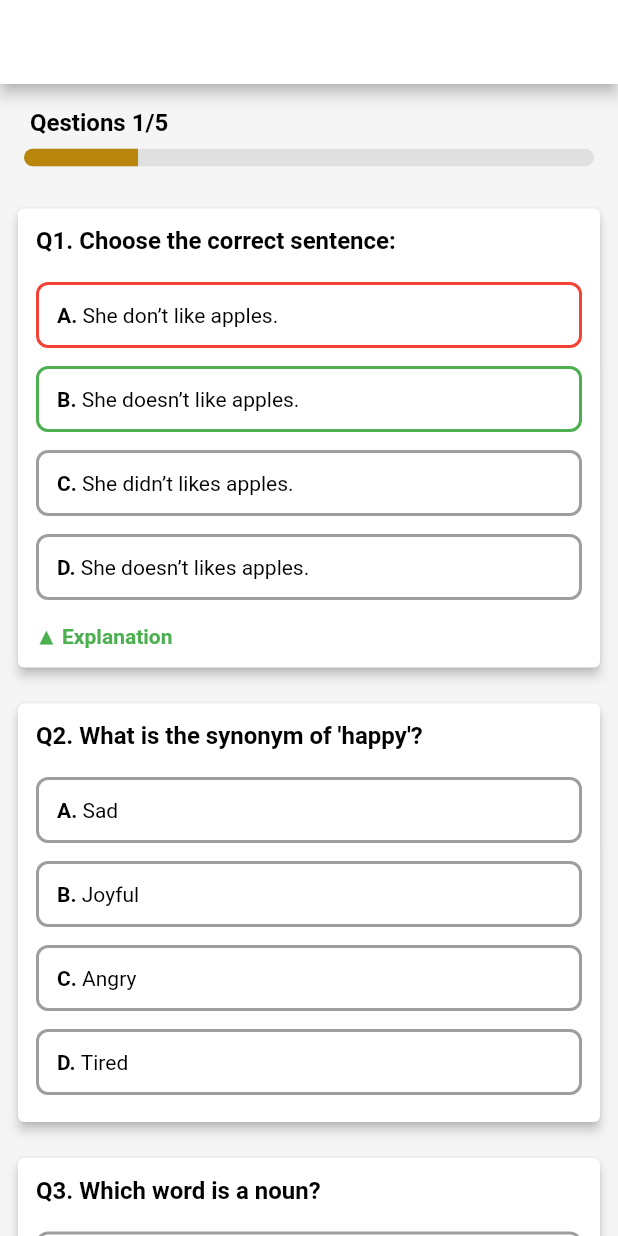
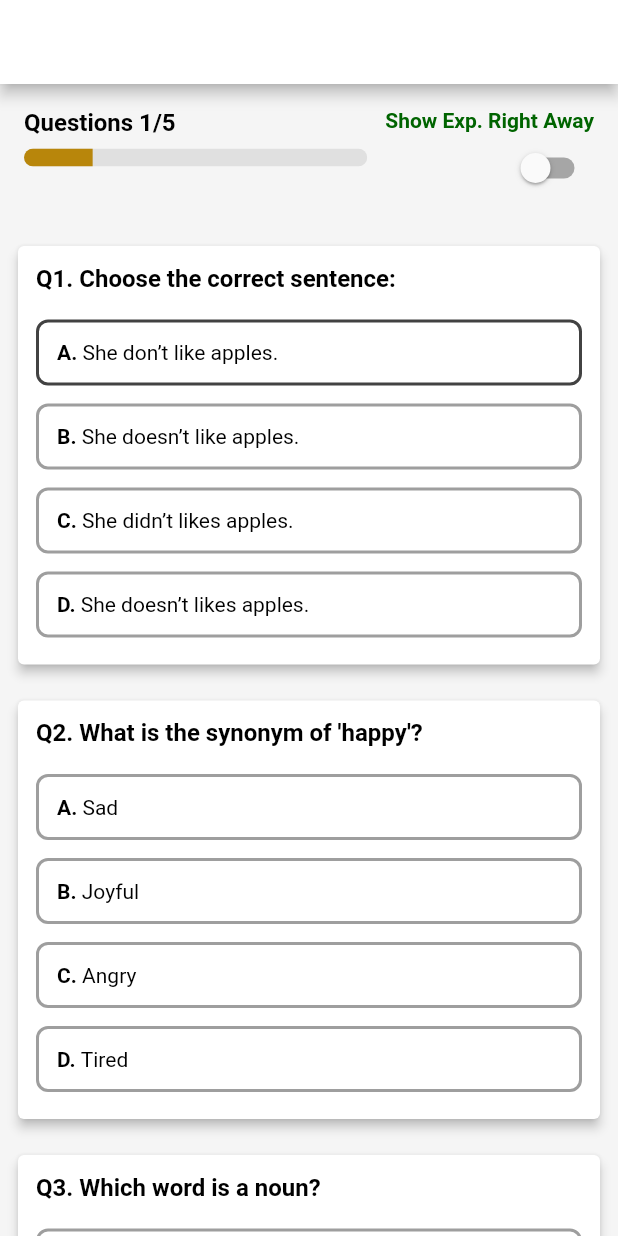
Before and after one commit to sparksystems-sat/ExtremePlus, a Flutter app: the QuizPage screen opened directly, after a tap on "A.", on a phone screen of 412 x 824 dp. Run offline on Flutter 3.47's test engine with Material 3 defaults, Android fonts, the light colour scheme and no system bars; our stand-ins replace animated_background, carousel_slider, flutter_animate, flutter_bloc, font_awesome_flutter, shared_preferences and 1 more; accounts and stored records are empty; network calls fail.

Commit message:
some changes

```diff
--- /dev/null
+++ b/lib/screen/exam_page.dart
@@ -0,0 +1,317 @@
+import 'package:flutter/material.dart';
+
+class QuizPage extends StatefulWidget {
+  const QuizPage({Key? key}) : super(key: key);
+
+  @override
+  State<QuizPage> createState() => _QuizPageState();
+}
+
+class _QuizPageState extends State<QuizPage> {
+  int answeredCount = 0;
+  bool showAllExplanations = false;
+
+  final ScrollController _scrollController = ScrollController();
+  bool _showSubmitButton = false;
+
+  final List<Map<String, dynamic>> questions = [
+    {
+      "question": "Choose the correct sentence:",
+      "options": [
+        "She don’t like apples.",
+        "She doesn’t like apples.",
+        "She didn’t likes apples.",
+        "She doesn’t likes apples.",
+      ],
+      "answer": 1,
+      "explanation":
+          "Correct: 'She doesn’t like apples.' because 'doesn't' is used with base verb.",
+    },
+    {
+      "question": "What is the synonym of 'happy'?",
+      "options": ["Sad", "Joyful", "Angry", "Tired"],
+      "answer": 1,
+      "explanation": "'Joyful' is the closest synonym of 'happy'.",
+    },
+    {
+      "question": "Which word is a noun?",
+      "options": ["Run", "Quickly", "Book", "Blue"],
+      "answer": 2,
+      "explanation":
+          "'Book' is a noun. The others are verb, adverb, and adjective.",
+    },
+    {
+      "question": "Which sentence is in past tense?",
+      "options": [
+        "I go to school.",
+        "I will go to school.",
+        "I went to school.",
+        "I am going to school.",
+      ],
+      "answer": 2,
+      "explanation": "'I went to school.' is past tense.",
+    },
+    {
+      "question": "What is the opposite of 'difficult'?",
+      "options": ["Easy", "Hard", "Complicated", "Tough"],
+      "answer": 0,
+      "explanation": "The opposite of 'difficult' is 'easy'.",
+    },
+  ];
+
+  final Map<int, int> selectedAnswers = {};
+  final Map<int, bool> showExplanation = {};
+
+  void selectAnswer(int qIndex, int optionIndex) {
+    if (selectedAnswers.containsKey(qIndex)) return;
+
+    setState(() {
+      selectedAnswers[qIndex] = optionIndex;
+      answeredCount++;
+    });
+  }
+
+  void toggleExplanation(int qIndex) {
+    setState(() {
+      showExplanation[qIndex] = !(showExplanation[qIndex] ?? false);
+    });
+  }
+
+  void toggleAllExplanations(bool value) {
+    setState(() {
+      showAllExplanations = value;
+      for (int i = 0; i < questions.length; i++) {
+        showExplanation[i] = value;
+      }
+    });
+  }
+
+  void showExplanationsOnly() {
+    setState(() {
+      showAllExplanations = true; // enables feedback logic
+      for (int i = 0; i < questions.length; i++) {
+        showExplanation[i] = true;
+      }
+    });
+  }
+
+  @override
+  void initState() {
+    super.initState();
+
+    _scrollController.addListener(() {
+      if (_scrollController.offset > 50 && !_showSubmitButton) {
+        setState(() {
+          _showSubmitButton = true;
+        });
+      } else if (_scrollController.offset <= 50 && _showSubmitButton) {
+        setState(() {
+          _showSubmitButton = false;
+        });
+      }
+    });
+  }
+
+  @override
+  void dispose() {
+    _scrollController.dispose();
+    super.dispose();
+  }
+
+  @override
+  Widget build(BuildContext context) {
+    double progress = answeredCount / questions.length;
+
+    return Scaffold(
+      appBar: AppBar(title: const Text("Quiz"), centerTitle: true),
+      body: Column(
+        children: [
+          // Progress + Toggle Section
+          Padding(
+            padding: const EdgeInsets.all(16.0),
+            child: Row(
+              crossAxisAlignment: CrossAxisAlignment.start, // ✅ aligns tops
+              children: [
+                // Left side
+                Expanded(
+                  child: Column(
+                    crossAxisAlignment: CrossAxisAlignment.start,
+                    children: [
+                      Text(
+                        "Questions $answeredCount/${questions.length}",
+                        style: const TextStyle(
+                          fontWeight: FontWeight.bold,
+                          fontSize: 16,
+                        ),
+                      ),
+                      const SizedBox(height: 8),
+                      ClipRRect(
+                        borderRadius: BorderRadius.circular(12),
+                        child: LinearProgressIndicator(
+                          value: progress,
+                          minHeight: 12,
+                          backgroundColor: Colors.grey[300],
+                          color: const Color(0xFFB8860B),
+                        ),
+                      ),
+                    ],
+                  ),
+                ),
+
+                const SizedBox(width: 12),
+
+                // Right side
+                Column(
+                  crossAxisAlignment: CrossAxisAlignment.end,
+                  children: [
+                    const Text(
+                      "Show Exp. Right Away",
+                      style: TextStyle(
+                        fontWeight: FontWeight.bold,
+                        fontSize: 14,
+                        color: Color(0xFF006400),
+                      ),
+                    ),
+                    Switch(
+                      value: showAllExplanations,
+                      activeColor: const Color(0xFF006400),
+                      onChanged: toggleAllExplanations,
+                    ),
+                  ],
+                ),
+              ],
+            ),
+          ),
+
+          // Quiz Questions List
+          Expanded(
+            child: ListView.builder(
+              controller: _scrollController,
+              itemCount: questions.length,
+              itemBuilder: (context, qIndex) {
+                final question = questions[qIndex];
+                final List<String> options = List<String>.from(
+                  question["options"],
+                );
+                final correctIndex =
+                    int.tryParse(question["answer"].toString()) ?? 0;
+                final selectedIndex = selectedAnswers[qIndex];
+
+                return Card(
+                  margin: const EdgeInsets.all(12),
+                  elevation: 3,
+                  child: Padding(
+                    padding: const EdgeInsets.all(12.0),
+                    child: Column(
+                      crossAxisAlignment: CrossAxisAlignment.start,
+                      children: [
+                        // Question Text
+                        Text(
+                          "Q${qIndex + 1}. ${question['question']}",
+                          style: const TextStyle(
+                            fontSize: 16,
+                            fontWeight: FontWeight.bold,
+                          ),
+                        ),
+                        const SizedBox(height: 12),
+
+                        // Options
+                        ...List.generate(options.length, (optIndex) {
+                          final option = options[optIndex];
+
+                          Color borderColor = Colors.grey;
+
+                          if (selectedIndex != null) {
+                            if (showAllExplanations) {
+                              if (optIndex == selectedIndex) {
+                                borderColor =
+                                    (optIndex == correctIndex)
+                                        ? Colors.green
+                                        : Colors.red;
+                              } else if (optIndex == correctIndex) {
+                                borderColor = Colors.green;
+                              }
+                            } else {
+                              if (optIndex == selectedIndex) {
+                                borderColor = Colors.grey.shade800;
+                              }
+                            }
+                          }
+
+                          return GestureDetector(
+                            onTap: () => selectAnswer(qIndex, optIndex),
+                            child: Container(
+                              margin: const EdgeInsets.symmetric(vertical: 6),
+                              padding: const EdgeInsets.all(12),
+                              decoration: BoxDecoration(
+                                border: Border.all(
+                                  color: borderColor,
+                                  width: 2,
+                                ),
+                                borderRadius: BorderRadius.circular(8),
+                              ),
+                              child: Row(
+                                children: [
+                                  Text(
+                                    "${String.fromCharCode(65 + optIndex)}. ",
+                                    style: const TextStyle(
+                                      fontWeight: FontWeight.bold,
+                                    ),
+                                  ),
+                                  Expanded(child: Text(option)),
+                                ],
+                              ),
+                            ),
+                          );
+                        }),
+
+                        if (selectedIndex != null && showAllExplanations) ...[
+                          const SizedBox(height: 8),
+
+                          GestureDetector(
+                            onTap: () => toggleExplanation(qIndex),
+                            child: Text(
+                              (showExplanation[qIndex] ?? false)
+                                  ? "▼ Explanation"
+                                  : "▲ Explanation",
+                              style: const TextStyle(
+                                fontWeight: FontWeight.bold,
+                                color: Colors.green,
+                              ),
+                            ),
+                          ),
+
+                          if (showExplanation[qIndex] ?? false)
+                            Padding(
+                              padding: const EdgeInsets.only(top: 8.0),
+                              child: Text(
+                                question["explanation"],
+                                style: TextStyle(
+                                  fontSize: 14,
+                                  color: Colors.green.shade900,
+                                ),
+                              ),
+                            ),
+                        ],
+                      ],
+                    ),
+                  ),
+                );
+              },
+            ),
+          ),
+        ],
+      ),
+
+      // Floating Button for Submit
+      floatingActionButton:
+          (_showSubmitButton && selectedAnswers.isNotEmpty)
+              ? FloatingActionButton.extended(
+                backgroundColor: Colors.lightBlue,
+                onPressed: showExplanationsOnly,
+                label: const Text("Submit Answers(s)"),
+              )
+              : null,
+    );
+  }
+}
--- a/lib/screen/exam_subjects.dart
+++ b/lib/screen/exam_subjects.dart
@@ -4,7 +4,7 @@ import 'package:exam_practice_app/widgets/subject_card.dart';
 import 'package:exam_practice_app/l10n/language_constants.dart';
 import 'package:exam_practice_app/widgets/big_text.dart';
 import 'package:flutter_animate/flutter_animate.dart';
-import 'package:exam_practice_app/screen/quize_page.dart';
+import 'package:exam_practice_app/screen/exam_page.dart';
 
 
 class ExamSubjectsPage extends StatefulWidget {
--- a/lib/screen/quize_page.dart
+++ /dev/null
@@ -1,238 +0,0 @@
-import 'package:flutter/material.dart';
-
-class QuizPage extends StatefulWidget {
-  const QuizPage({Key? key}) : super(key: key);
-
-  @override
-  State<QuizPage> createState() => _QuizPageState();
-}
-
-class _QuizPageState extends State<QuizPage> {
-  int answeredCount = 0;
-
-  final List<Map<String, dynamic>> questions = [
-    {
-      "question": "Choose the correct sentence:",
-      "options": [
-        "She don’t like apples.",
-        "She doesn’t like apples.",
-        "She didn’t likes apples.",
-        "She doesn’t likes apples."
-      ],
-      "answer": 1,
-      "explanation":
-          "Correct: 'She doesn’t like apples.' because 'doesn't' is used with base verb."
-    },
-    {
-      "question": "What is the synonym of 'happy'?",
-      "options": ["Sad", "Joyful", "Angry", "Tired"],
-      "answer": 1,
-      "explanation": "'Joyful' is the closest synonym of 'happy'."
-    },
-    {
-      "question": "Which word is a noun?",
-      "options": ["Run", "Quickly", "Book", "Blue"],
-      "answer": 2,
-      "explanation":
-          "'Book' is a noun. The others are verb, adverb, and adjective."
-    },
-    {
-      "question": "Which sentence is in past tense?",
-      "options": [
-        "I go to school.",
-        "I will go to school.",
-        "I went to school.",
-        "I am going to school."
-      ],
-      "answer": 2,
-      "explanation": "'I went to school.' is past tense."
-    },
-    {
-      "question": "What is the opposite of 'difficult'?",
-      "options": ["Easy", "Hard", "Complicated", "Tough"],
-      "answer": 0,
-      "explanation": "The opposite of 'difficult' is 'easy'."
-    },
-  ];
-
-  final Map<int, int> selectedAnswers = {};
-  final Map<int, bool> showExplanation = {};
-
-  void selectAnswer(int qIndex, int optionIndex) {
-    if (selectedAnswers.containsKey(qIndex)) return; // lock after answering
-
-    setState(() {
-      selectedAnswers[qIndex] = optionIndex;
-      answeredCount++;
-    });
-  }
-
-  void toggleExplanation(int qIndex) {
-    setState(() {
-      showExplanation[qIndex] = !(showExplanation[qIndex] ?? false);
-    });
-  }
-
-  @override
-  Widget build(BuildContext context) {
-    double progress = answeredCount / questions.length;
-
-    return Scaffold(
-      appBar: AppBar(
-        title: const Text("Quiz"),
-        centerTitle: true,
-      ),
-      body: Column(
-        children: [
-          // Padding(
-          //   padding: const EdgeInsets.all(16.0),
-          //   child: Row(
-          //     children: [
-          //       Expanded(
-          //         child: LinearProgressIndicator(
-          //           value: progress,
-          //           minHeight: 8,
-          //           backgroundColor: Colors.grey[300],
-          //           color: Colors.blue,
-          //         ),
-          //       ),
-          //       const SizedBox(width: 12),
-          //       Text(
-          //         "$answeredCount/${questions.length} "
-          //         "(${(progress * 100).toInt()}%)",
-          //         style: const TextStyle(fontWeight: FontWeight.bold),
-          //       ),
-          //     ],
-          //   ),
-          // ),
-          Padding(
-            padding: const EdgeInsets.all(16.0),
-            child: Column(
-              crossAxisAlignment: CrossAxisAlignment.start,
-              children: [
-                Text(
-                  " Qestions $answeredCount/${questions.length}",
-                  style: const TextStyle(
-                    fontWeight: FontWeight.bold,
-                    fontSize: 16,
-                  ),
-                ),
-                const SizedBox(height: 8),
-
-                ClipRRect(
-                  borderRadius: BorderRadius.circular(12), // smooth edges
-                  child: LinearProgressIndicator(
-                    value: progress,
-                    minHeight: 12,
-                    backgroundColor: Colors.grey[300],
-                    color: const Color(0xFFB8860B)
-                  ),
-                ),
-              ],
-            ),
-          ),
-
-
-          Expanded(
-            child: ListView.builder(
-              itemCount: questions.length,
-              itemBuilder: (context, qIndex) {
-                final question = questions[qIndex];
-                final List<String> options = List<String>.from(question["options"]);
-                final correctIndex = int.tryParse(question["answer"].toString()) ?? 0;
-                final selectedIndex = selectedAnswers[qIndex];
-
-
-                return Card(
-                  margin: const EdgeInsets.all(12),
-                  elevation: 3,
-                  child: Padding(
-                    padding: const EdgeInsets.all(12.0),
-                    child: Column(
-                      crossAxisAlignment: CrossAxisAlignment.start,
-                      children: [
-                        Text(
-                          "Q${qIndex + 1}. ${question['question']}",
-                          style: const TextStyle(
-                              fontSize: 16, fontWeight: FontWeight.bold),
-                        ),
-                        const SizedBox(height: 12),
-
-                        ...List.generate(options.length, (optIndex) {
-                        final option = options[optIndex];
-
-                          Color borderColor = Colors.grey;
-
-                          if (selectedIndex != null) {
-                            if (optIndex == selectedIndex) {
-                              borderColor = (optIndex == correctIndex)
-                                  ? Colors.green
-                                  : Colors.red;
-                            } else if (optIndex == correctIndex) {
-                              borderColor = Colors.green;
-                            }
-                          }
-
-                          return GestureDetector(
-                            onTap: () => selectAnswer(qIndex, optIndex),
-                            child: Container(
-                              margin: const EdgeInsets.symmetric(vertical: 6),
-                              padding: const EdgeInsets.all(12),
-                              decoration: BoxDecoration(
-                                border: Border.all(color: borderColor, width: 2),
-                                borderRadius: BorderRadius.circular(8),
-                              ),
-                              child: Row(
-                                children: [
-                                  Text(
-                                    "${String.fromCharCode(65 + optIndex)}. ",
-                                    style: const TextStyle(
-                                        fontWeight: FontWeight.bold),
-                                  ),
-                                  Expanded(child: Text(option)),
-                                ],
-                              ),
-                            ),
-                          );
-                        }),
-
-                        // Explanation toggle (only after answering)
-                        if (selectedIndex != null) ...[
-                          const SizedBox(height: 8),
-                          GestureDetector(
-                            onTap: () => toggleExplanation(qIndex),
-                            child: Text(
-                              (showExplanation[qIndex] ?? false)
-                                  ? "▼ Explanation"
-                                  : "▲ Explanation",
-                              style: const TextStyle(
-                                fontWeight: FontWeight.bold,
-                                color: Colors.green,
-                              ),
-                            ),
-                          ),
-
-                          if (showExplanation[qIndex] ?? false)
-                            Padding(
-                              padding: const EdgeInsets.only(top: 8.0),
-                              child: Text(
-                                question["explanation"],
-                                style: TextStyle(
-                                  fontSize: 14,
-                                  color: Colors.green.shade900,
-                                ),
-                              ),
-                            ),
-                        ],
-                      ],
-                    ),
-                  ),
-                );
-              },
-            ),
-          ),
-        ],
-      ),
-    );
-  }
-}
```
